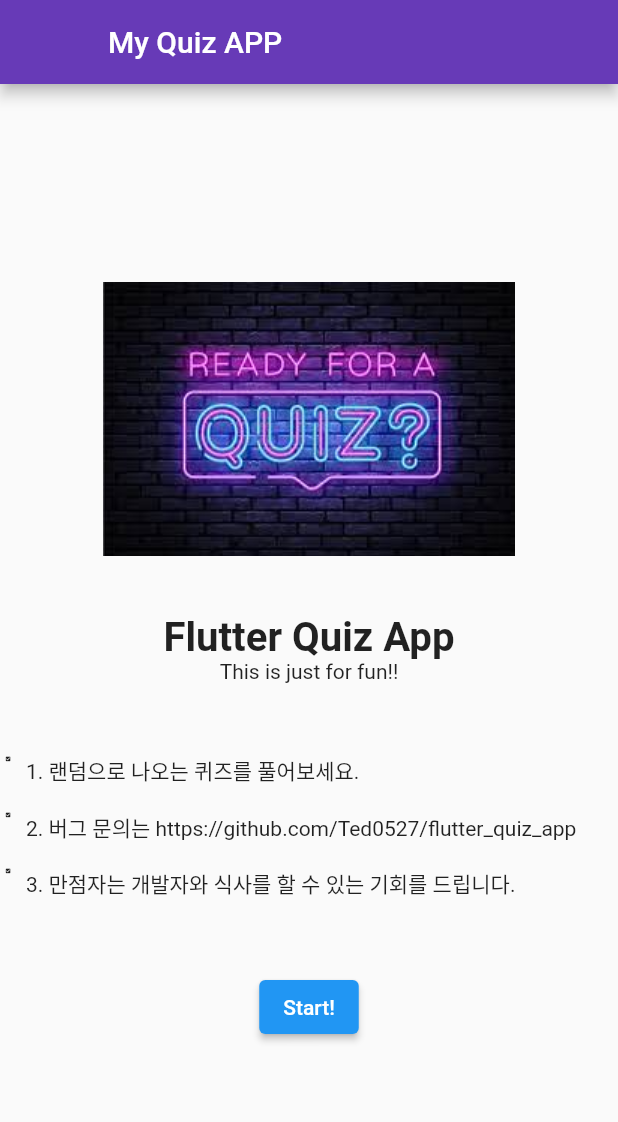
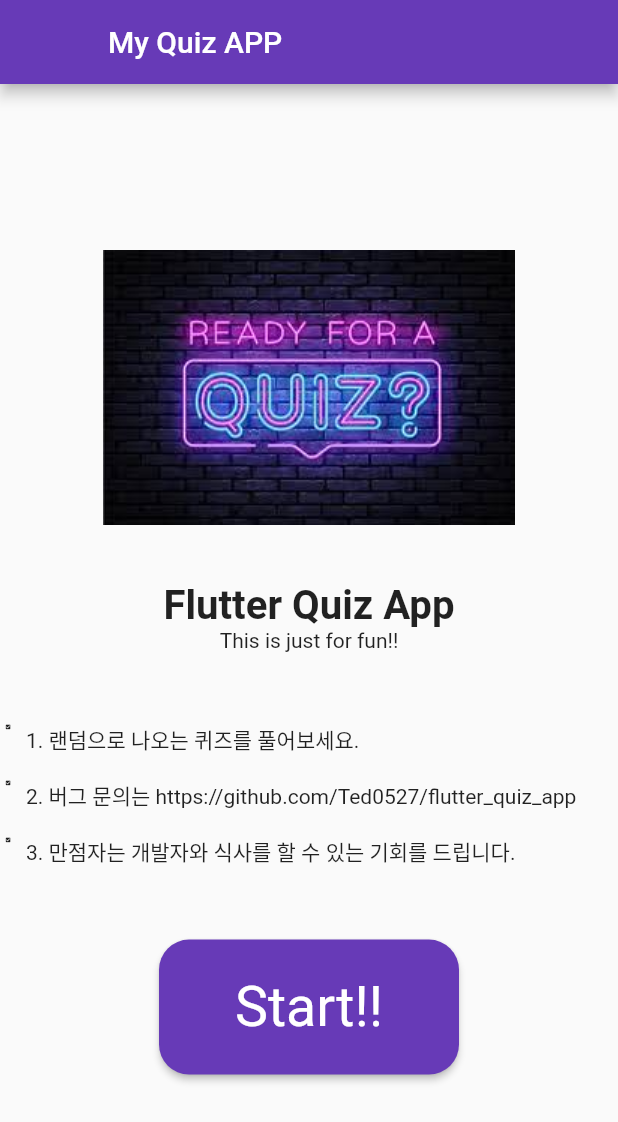
Before and after one commit to Ted0527/flutter_quiz_app, a Flutter app: the screen it shows after launch, on a phone screen of 412 x 824 dp. Shown: the top 1122 px of the screen. Run offline on Flutter 3.47's test engine with Material 2 defaults, Android fonts, the phone set to English and light mode, and no system bars.

Commit message:
fix(home.dart): ElevatedButton style code changed

```diff
--- a/lib/screen/screen_home.dart
+++ b/lib/screen/screen_home.dart
@@ -10,6 +10,7 @@ class HomeScreen extends StatefulWidget {
 }
 
 class _HomeScreenState extends State<HomeScreen> {
+  final Color _color = Colors.deepPurple;
   @override
   Widget build(BuildContext context) {
     Size screenSize = MediaQuery.of(context).size;
@@ -59,20 +60,16 @@ class _HomeScreenState extends State<HomeScreen> {
             Container(
               padding: EdgeInsets.only(bottom: width * 0.036),
               child: Center(
-                child: ButtonTheme(
-                  minWidth: width * 0.8,
-                  height: height * 0.05,
-                  shape: RoundedRectangleBorder(
-                    borderRadius: BorderRadius.circular(10),
-                  ),
-                  child: ElevatedButton(
-                    onPressed: () {},
-                    // color: Colors.deepPurple,
-                    child: Text(
-                      'Start!',
-                      style: TextStyle(color: Colors.white),
-                    ),
-                  ),
+                child: ElevatedButton(
+                  style: ElevatedButton.styleFrom(
+                      shape: RoundedRectangleBorder(
+                          borderRadius: BorderRadius.circular(20)),
+                      primary: _color,
+                      minimumSize: Size(200, 90),
+                      alignment: Alignment.center,
+                      textStyle: const TextStyle(fontSize: 37)),
+                  child: Text('Start!!'),
+                  onPressed: () {},
                 ),
               ),
             )
```
